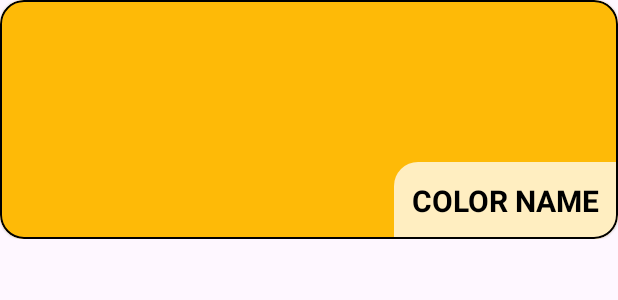
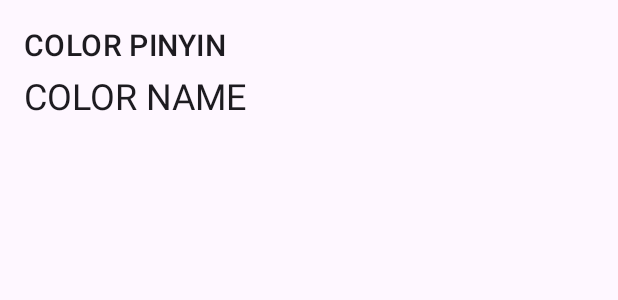
Before and after one commit to rianlu/OriginalColor, an Android app: the layout item_color.xml on its own in the app's theme, with its tools: preview values and no code run, on a phone screen of 412 x 824 dp. Shown: the top 300 px of the screen. Run offline under Robolectric (Android 15) with nearby library versions, the phone set to English and light mode, and no system bars.

Commit message:
update color item

```diff
--- a/app/src/main/java/com/wzl/originalcolor/MainActivity.kt
+++ b/app/src/main/java/com/wzl/originalcolor/MainActivity.kt
@@ -56,7 +56,7 @@ class MainActivity : AppCompatActivity() {
             addItemDecoration(ColorItemDecoration(this@MainActivity, gridCount))
         }
         binding.recyclerView.adapter = adapter
-        adapter.addOnItemChildClickListener(R.id.colorCardView) { adapter, view, position ->
+        adapter.addOnItemChildClickListener(R.id.colorBackground) { adapter, view, position ->
             val originalColor = adapter.getItem(position) ?: return@addOnItemChildClickListener
             val modalBottomSheet = ModalBottomSheet(originalColor)
             modalBottomSheet.show(supportFragmentManager, ModalBottomSheet.TAG)
--- a/app/src/main/java/com/wzl/originalcolor/ModalBottomSheet.kt
+++ b/app/src/main/java/com/wzl/originalcolor/ModalBottomSheet.kt
@@ -11,7 +11,6 @@ import android.view.ViewGroup
 import android.widget.TextView
 import android.widget.Toast
 import androidx.cardview.widget.CardView
-import androidx.constraintlayout.widget.ConstraintLayout
 import com.google.android.material.bottomsheet.BottomSheetBehavior
 import com.google.android.material.bottomsheet.BottomSheetDialogFragment
 import com.lihang.ShadowLayout
@@ -20,6 +19,7 @@ import com.wzl.originalcolor.model.OriginalColor
 import com.wzl.originalcolor.utils.BitmapUtils
 import com.wzl.originalcolor.utils.BlurViewUtils
 import com.wzl.originalcolor.utils.InnerColorUtils
+import com.wzl.originalcolor.utils.InnerColorUtils.setBrightness
 import com.wzl.originalcolor.utils.PxUtils
 
 /**
@@ -42,7 +42,7 @@ class ModalBottomSheet(private val originalColor: OriginalColor) : BottomSheetDi
         savedInstanceState: Bundle?
     ): View {
         binding = ModalBottomSheetContentBinding.inflate(inflater)
-        val darkColor = InnerColorUtils.getDarkerColor(Color.parseColor(originalColor.HEX))
+        val darkColor = Color.parseColor(originalColor.HEX).setBrightness(-0.1F)
         val hexColor = String.format("#%06X", 0xFFFFFF and darkColor)
         val builder = StringBuilder(hexColor)
         // 80 99 B3 CC
@@ -95,7 +95,7 @@ class ModalBottomSheet(private val originalColor: OriginalColor) : BottomSheetDi
             shareView.findViewById<View>(R.id.colorDisplayView)
                 .setBackgroundColor(Color.parseColor(originalColor.HEX))
             val brighterColor =
-                InnerColorUtils.getBrighterColor(Color.parseColor(originalColor.HEX))
+                Color.parseColor(originalColor.HEX).setBrightness(0.3F)
             shareView.findViewById<CardView>(R.id.shareCardView)
                 .setCardBackgroundColor(brighterColor)
 
--- a/app/src/main/res/drawable/ic_smile.xml
+++ /dev/null
@@ -1,5 +0,0 @@
-<?xml version="1.0" encoding="utf-8"?>
-<selector xmlns:android="http://schemas.android.com/apk/res/android">
-    <item android:state_pressed="true" android:drawable="@drawable/ic_smile_pressed" />
-    <item android:drawable="@drawable/ic_smile_normal" />
-</selector>
--- a/app/src/main/res/drawable/ic_smile_pressed.xml
+++ /dev/null
@@ -1,6 +0,0 @@
-<vector android:height="24dp" android:viewportHeight="1024"
-    android:viewportWidth="1024" android:width="24dp"
-    android:tint="?android:attr/textColorPrimary"
-    xmlns:android="http://schemas.android.com/apk/res/android">
-    <path android:fillColor="#000000" android:pathData="M511.6,69.5c-243.1,0 -440.9,197.8 -440.9,440.9 0,243.1 197.8,440.9 440.9,440.9 243.1,0 440.9,-197.8 440.9,-440.9 0,-243.1 -197.8,-440.9 -440.9,-440.9zM511.6,899.4c-214.5,0 -389.1,-174.5 -389.1,-389s174.5,-389 389.1,-389c214.5,0 389.1,174.5 389.1,389 -0.1,214.5 -174.6,389 -389.1,389zM702.8,632.6L320.4,632.6c-21.9,0 -33.6,25.1 -20.1,42.4 49,62.9 125.4,103.5 211.3,103.5 86,0 162.3,-40.5 211.3,-103.5 13.4,-17.3 1.7,-42.4 -20.1,-42.4zM446.4,407.1c0,-9.8 -5.6,-18.8 -14.3,-23.2l-138.3,-69.2c-12.8,-6.4 -28.4,-1.2 -34.8,11.6 -6.4,12.8 -1.2,28.4 11.6,34.8l91.9,46 -91.9,46c-12.8,6.4 -18,22 -11.6,34.8 4.5,9.1 13.7,14.3 23.2,14.3 3.9,0 7.9,-0.9 11.6,-2.8l138.3,-69.2c8.8,-4.3 14.3,-13.3 14.3,-23.1zM764.1,326.4c-6.4,-12.8 -22,-18 -34.8,-11.6L591,383.9c-8.8,4.4 -14.3,13.4 -14.3,23.2 0,9.8 5.6,18.8 14.3,23.2l138.3,69.2c3.7,1.9 7.7,2.8 11.6,2.8 9.5,0 18.7,-5.3 23.2,-14.3 6.4,-12.8 1.2,-28.4 -11.6,-34.8l-91.9,-46 91.9,-46c12.9,-6.5 18.1,-22 11.6,-34.8z"/>
-</vector>
--- a/app/src/main/res/layout/activity_main.xml
+++ b/app/src/main/res/layout/activity_main.xml
@@ -16,7 +16,7 @@
             android:layout_height="?attr/actionBarSize"
             app:title="@string/app_name"
             app:menu="@menu/app_bar_menu"
-            app:navigationIcon="@drawable/ic_smile" />
+            app:navigationIcon="@drawable/ic_random_cube" />
 
     </com.google.android.material.appbar.AppBarLayout>
     <ImageView
--- a/app/src/main/res/layout/item_color.xml
+++ b/app/src/main/res/layout/item_color.xml
@@ -1,29 +1,23 @@
 <?xml version="1.0" encoding="utf-8"?>
-<androidx.constraintlayout.widget.ConstraintLayout xmlns:android="http://schemas.android.com/apk/res/android"
+<LinearLayout xmlns:android="http://schemas.android.com/apk/res/android"
     xmlns:app="http://schemas.android.com/apk/res-auto"
+    android:id="@+id/colorBackground"
     android:layout_width="match_parent"
-    android:layout_height="159dp">
+    android:orientation="vertical"
+    android:padding="16dp"
+    android:layout_height="240dp">
 
-    <com.google.android.material.card.MaterialCardView
-        android:id="@+id/colorCardView"
-        android:layout_width="0dp"
-        android:layout_height="0dp"
-        android:clickable="true"
-        android:focusable="true"
-        style="@style/ColorCardView"
-        app:cardBackgroundColor="#feba07"
-        app:cardCornerRadius="16dp"
-        app:layout_constraintBottom_toBottomOf="parent"
-        app:layout_constraintEnd_toEndOf="parent"
-        app:layout_constraintStart_toStartOf="parent"
-        app:layout_constraintTop_toTopOf="parent"
-        app:layout_constraintVertical_bias="0.0">
-            <TextView
-                android:id="@+id/colorName"
-                android:layout_width="wrap_content"
-                android:layout_height="wrap_content"
-                style="@style/ItemColorNameText"
-                android:text="@string/text_color_name"
-                android:layout_gravity="bottom|end" />
-    </com.google.android.material.card.MaterialCardView>
-</androidx.constraintlayout.widget.ConstraintLayout>
+        <TextView
+            android:id="@+id/colorPinyin"
+            android:text="@string/text_color_pinyin"
+            android:textAppearance="@style/TextAppearance.MaterialComponents.Headline6"
+            android:layout_width="wrap_content"
+            android:layout_height="wrap_content" />
+        <TextView
+            android:id="@+id/colorName"
+            android:layout_width="wrap_content"
+            android:layout_height="wrap_content"
+            android:text="@string/text_color_name"
+            android:layout_marginTop="4dp"
+            android:textAppearance="@style/TextAppearance.MaterialComponents.Headline5" />
+</LinearLayout>
--- a/app/src/main/res/menu/app_bar_menu.xml
+++ b/app/src/main/res/menu/app_bar_menu.xml
@@ -8,7 +8,7 @@
 <!--        app:showAsAction="ifRoom"/>-->
     <item
         android:id="@+id/settings"
-        android:icon="@drawable/ic_settings"
+        android:icon="@drawable/ic_gear"
         android:title="@string/menu_settings"
         app:showAsAction="ifRoom"/>
 </menu>
--- a/app/src/main/res/values-night/themes.xml
+++ b/app/src/main/res/values-night/themes.xml
@@ -3,6 +3,8 @@
     <style name="Base.Theme.OriginalColor" parent="Theme.Material3.DayNight.NoActionBar">
         <!-- Customize your dark theme here. -->
         <!-- <item name="colorPrimary">@color/my_dark_primary</item> -->
+        <item name="colorPrimaryContainer">@color/my_dark_primary</item>
+        <item name="colorOnPrimaryContainer">@color/black</item>
         <item name="android:statusBarColor">@android:color/transparent</item>
         <item name="android:windowLightStatusBar">false</item>
         <item name="android:navigationBarColor">@android:color/transparent</item>
--- a/app/src/main/res/values/colors.xml
+++ b/app/src/main/res/values/colors.xml
@@ -15,4 +15,7 @@
     <color name="blue">#0000FF</color>
     <color name="purple">#8B00FF</color>
     <color name="grey">#808080</color>
+
+    <color name="my_light_primary">#8CC269</color>
+    <color name="my_dark_primary">#1A6840</color>
 </resources>
--- a/app/src/main/res/values/strings.xml
+++ b/app/src/main/res/values/strings.xml
@@ -12,6 +12,7 @@
     <string name="chip_purple">紫</string>
     <string name="chip_other">其他</string>
     <string name="fab_search_hint">搜索颜色</string>
+    <string name="text_color_pinyin">COLOR PINYIN</string>
     <string name="text_color_name">COLOR NAME</string>
     <string name="text_color_hex">COLOR HEX</string>
     <string name="text_color_rgb">COLOR RGB</string>
--- a/app/src/main/res/values/themes.xml
+++ b/app/src/main/res/values/themes.xml
@@ -3,6 +3,8 @@
     <style name="Base.Theme.OriginalColor" parent="Theme.Material3.DayNight.NoActionBar">
         <!-- Customize your light theme here. -->
         <!-- <item name="colorPrimary">@color/my_light_primary</item> -->
+        <item name="colorPrimaryContainer">@color/my_light_primary</item>
+        <item name="colorOnPrimaryContainer">@color/white</item>
         <item name="android:statusBarColor">@android:color/transparent</item>
         <item name="android:windowLightStatusBar">true</item>
         <item name="android:navigationBarColor">@android:color/transparent</item>
@@ -15,11 +17,6 @@
     </style>
     <style name="ColorNameText">
         <item name="android:textColor">@color/black</item>
-    </style>
-    <style name="ItemColorNameText" parent="ColorNameText">
-        <item name="android:textSize">20sp</item>
-        <item name="android:textStyle">bold</item>
-        <item name="android:background">@drawable/bg_color_info</item>
     </style>
     <style name="ColorInfoText">
         <item name="drawableEndCompat">@drawable/ic_copy</item>
```
Also changed, not shown: app/src/main/java/com/wzl/originalcolor/adapter/ColorAdapter.kt (+20 -3 lines), app/src/main/java/com/wzl/originalcolor/model/OriginalColor.kt (+16 -2 lines), app/src/main/java/com/wzl/originalcolor/utils/InnerColorUtils.kt (+8 -16 lines), app/src/main/res/drawable/ic_gear.xml (added, +16 -0 lines), app/src/main/res/drawable/ic_random_cube.xml (added, +22 -0 lines), app/src/main/res/drawable/ic_smile_normal.xml (deleted, +0 -10 lines), 1 other file.
